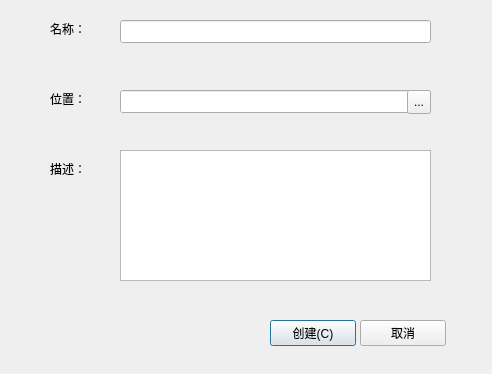
Qt form ui/new_project.ui (211250243/app) before a commit.
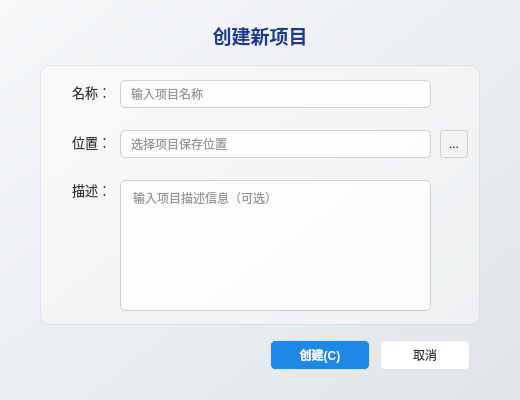
The same form after that commit. Icons and pictures are not drawn.

Commit message: 美化新建项目界面

```diff
--- a/ui/new_project.ui
+++ b/ui/new_project.ui
@@ -6,115 +6,213 @@
    <rect>
     <x>0</x>
     <y>0</y>
-    <width>492</width>
-    <height>374</height>
+    <width>520</width>
+    <height>400</height>
    </rect>
   </property>
+  <property name="minimumSize">
+   <size>
+    <width>520</width>
+    <height>400</height>
+   </size>
+  </property>
   <property name="windowTitle">
    <string>Dialog</string>
   </property>
-  <widget class="QPushButton" name="newButton">
+  <property name="styleSheet">
+   <string notr="true">QDialog {
+    background-color: qlineargradient(spread:pad, x1:0, y1:0, x2:1, y2:1, stop:0 #f6f8fa, stop:1 #e0e4e8);
+}
+
+QLabel {
+    color: #333333;
+    font-family: &quot;Microsoft YaHei UI&quot;;
+    font-size: 10pt;
+}
+
+QLabel#titleLabel {
+    color: #1e3a8a;
+    font-size: 14pt;
+    font-weight: bold;
+}
+
+QLineEdit, QTextEdit {
+    background-color: rgba(255, 255, 255, 200);
+    border: 1px solid #d0d0d0;
+    border-radius: 5px;
+    padding: 4px 8px;
+    color: #333333;
+    font-family: &quot;Microsoft YaHei UI&quot;;
+}
+
+QLineEdit:hover, QTextEdit:hover {
+    border: 1px solid #a0a0a0;
+    background-color: rgba(255, 255, 255, 230);
+}
+
+QLineEdit:focus, QTextEdit:focus {
+    border: 1px solid #2473bd;
+    background-color: white;
+}
+
+QPushButton {
+    background-color: #ffffff;
+    border: 1px solid #e0e0e0;
+    border-radius: 5px;
+    padding: 6px 16px;
+    color: #333333;
+    font-family: &quot;Microsoft YaHei UI&quot;;
+}
+
+QPushButton:hover {
+    background-color: #f0f7ff;
+    border: 1px solid #2473bd;
+}
+
+QPushButton:pressed {
+    background-color: #e0e0e0;
+    border: 1px solid #006ad1;
+}
+
+QPushButton#newButton {
+    background-color: #1e88e5;
+    color: white;
+    font-weight: bold;
+}
+
+QPushButton#newButton:hover {
+    background-color: #0d6efd;
+}
+
+QPushButton#newButton:pressed {
+    background-color: #0b5ed7;
+}
+
+QToolButton {
+    background-color: transparent;
+    border: 1px solid #d0d0d0;
+    border-radius: 3px;
+}
+
+QToolButton:hover {
+    background-color: rgba(240, 240, 240, 150);
+    border: 1px solid #a0a0a0;
+}
+
+QToolButton:pressed {
+    background-color: rgba(220, 220, 220, 200);
+}</string>
+  </property>
+  <widget class="QLabel" name="titleLabel">
    <property name="geometry">
     <rect>
-     <x>270</x>
-     <y>320</y>
-     <width>86</width>
-     <height>26</height>
-    </rect>
-   </property>
-   <property name="text">
-    <string>创建(C)</string>
-   </property>
-  </widget>
-  <widget class="QPushButton" name="cancelButton">
-   <property name="geometry">
-    <rect>
-     <x>360</x>
-     <y>320</y>
-     <width>86</width>
-     <height>26</height>
-    </rect>
-   </property>
-   <property name="text">
-    <string>取消</string>
-   </property>
-  </widget>
-  <widget class="QLineEdit" name="nameEdit">
-   <property name="geometry">
-    <rect>
-     <x>120</x>
+     <x>40</x>
      <y>20</y>
-     <width>311</width>
-     <height>23</height>
+     <width>440</width>
+     <height>30</height>
     </rect>
    </property>
+   <property name="text">
+    <string>创建新项目</string>
+   </property>
+   <property name="alignment">
+    <set>Qt::AlignCenter</set>
+   </property>
   </widget>
   <widget class="QLabel" name="name">
    <property name="geometry">
     <rect>
      <x>50</x>
-     <y>20</y>
-     <width>51</width>
-     <height>18</height>
+     <y>80</y>
+     <width>61</width>
+     <height>24</height>
     </rect>
    </property>
    <property name="text">
     <string>名称：</string>
    </property>
+   <property name="alignment">
+    <set>Qt::AlignRight|Qt::AlignTrailing|Qt::AlignVCenter</set>
+   </property>
+  </widget>
+  <widget class="QLineEdit" name="nameEdit">
+   <property name="geometry">
+    <rect>
+     <x>120</x>
+     <y>80</y>
+     <width>311</width>
+     <height>28</height>
+    </rect>
+   </property>
+   <property name="placeholderText">
+    <string>输入项目名称</string>
+   </property>
+  </widget>
+  <widget class="QLabel" name="path">
+   <property name="geometry">
+    <rect>
+     <x>50</x>
+     <y>130</y>
+     <width>61</width>
+     <height>24</height>
+    </rect>
+   </property>
+   <property name="text">
+    <string>位置：</string>
+   </property>
+   <property name="alignment">
+    <set>Qt::AlignRight|Qt::AlignTrailing|Qt::AlignVCenter</set>
+   </property>
+  </widget>
+  <widget class="QLineEdit" name="pathEdit">
+   <property name="geometry">
+    <rect>
+     <x>120</x>
+     <y>130</y>
+     <width>311</width>
+     <height>28</height>
+    </rect>
+   </property>
+   <property name="placeholderText">
+    <string>选择项目保存位置</string>
+   </property>
   </widget>
   <widget class="QLabel" name="description">
    <property name="geometry">
     <rect>
      <x>50</x>
-     <y>160</y>
-     <width>51</width>
-     <height>18</height>
+     <y>180</y>
+     <width>61</width>
+     <height>24</height>
     </rect>
    </property>
    <property name="text">
     <string>描述：</string>
    </property>
+   <property name="alignment">
+    <set>Qt::AlignRight|Qt::AlignTrailing|Qt::AlignTop</set>
+   </property>
   </widget>
   <widget class="QTextEdit" name="descriptionEdit">
    <property name="geometry">
     <rect>
      <x>120</x>
-     <y>150</y>
+     <y>180</y>
      <width>311</width>
      <height>131</height>
     </rect>
    </property>
-  </widget>
-  <widget class="QLineEdit" name="pathEdit">
-   <property name="geometry">
-    <rect>
-     <x>120</x>
-     <y>90</y>
-     <width>311</width>
-     <height>23</height>
-    </rect>
-   </property>
-  </widget>
-  <widget class="QLabel" name="path">
-   <property name="geometry">
-    <rect>
-     <x>50</x>
-     <y>90</y>
-     <width>51</width>
-     <height>18</height>
-    </rect>
-   </property>
-   <property name="text">
-    <string>位置：</string>
+   <property name="placeholderText">
+    <string>输入项目描述信息（可选）</string>
    </property>
   </widget>
   <widget class="QToolButton" name="pathButton">
    <property name="geometry">
     <rect>
-     <x>407</x>
-     <y>90</y>
-     <width>24</width>
-     <height>24</height>
+     <x>440</x>
+     <y>130</y>
+     <width>28</width>
+     <height>28</height>
     </rect>
    </property>
    <property name="text">
@@ -125,6 +223,66 @@
      <normaloff>B:/Development/GraduationDesign/app/ui/icon/file.svg</normaloff>B:/Development/GraduationDesign/app/ui/icon/file.svg</iconset>
    </property>
   </widget>
+  <widget class="QPushButton" name="newButton">
+   <property name="geometry">
+    <rect>
+     <x>270</x>
+     <y>340</y>
+     <width>100</width>
+     <height>30</height>
+    </rect>
+   </property>
+   <property name="text">
+    <string>创建(C)</string>
+   </property>
+  </widget>
+  <widget class="QPushButton" name="cancelButton">
+   <property name="geometry">
+    <rect>
+     <x>380</x>
+     <y>340</y>
+     <width>90</width>
+     <height>30</height>
+    </rect>
+   </property>
+   <property name="text">
+    <string>取消</string>
+   </property>
+  </widget>
+  <widget class="QFrame" name="infoFrame">
+   <property name="geometry">
+    <rect>
+     <x>40</x>
+     <y>65</y>
+     <width>440</width>
+     <height>260</height>
+    </rect>
+   </property>
+   <property name="styleSheet">
+    <string notr="true">QFrame#infoFrame {
+    background-color: rgba(255, 255, 255, 100);
+    border-radius: 10px;
+    border: 1px solid rgba(200, 200, 200, 100);
+}</string>
+   </property>
+   <property name="frameShape">
+    <enum>QFrame::StyledPanel</enum>
+   </property>
+   <property name="frameShadow">
+    <enum>QFrame::Raised</enum>
+   </property>
+  </widget>
+  <zorder>infoFrame</zorder>
+  <zorder>titleLabel</zorder>
+  <zorder>name</zorder>
+  <zorder>nameEdit</zorder>
+  <zorder>path</zorder>
+  <zorder>pathEdit</zorder>
+  <zorder>description</zorder>
+  <zorder>descriptionEdit</zorder>
+  <zorder>pathButton</zorder>
+  <zorder>newButton</zorder>
+  <zorder>cancelButton</zorder>
  </widget>
  <resources/>
  <connections/>
```
Left out of the diff: 4 changed lines with no effect on the pictures.
